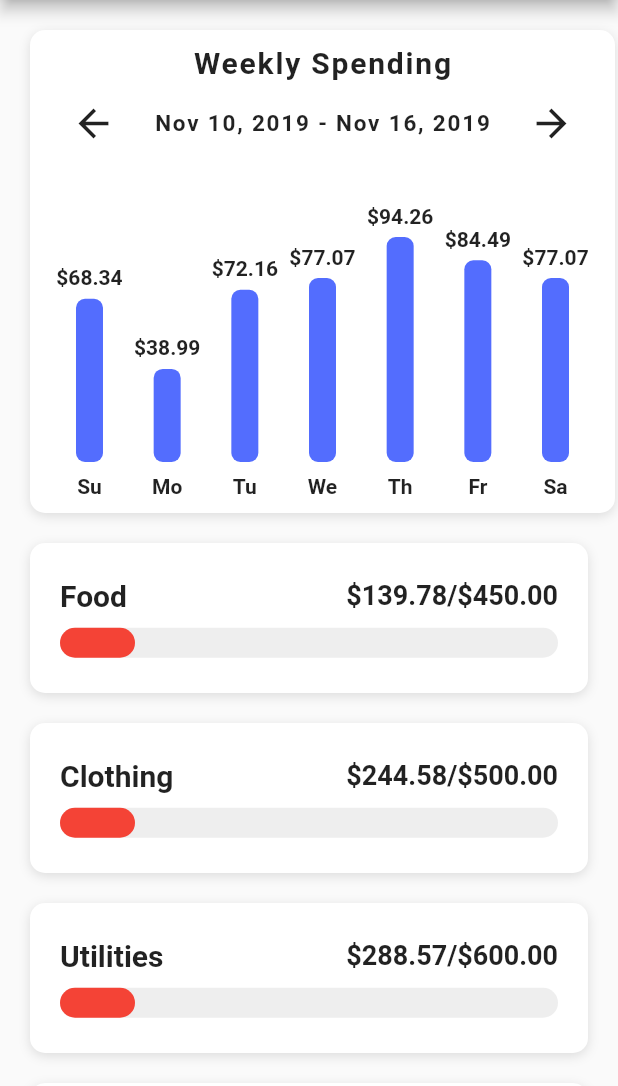
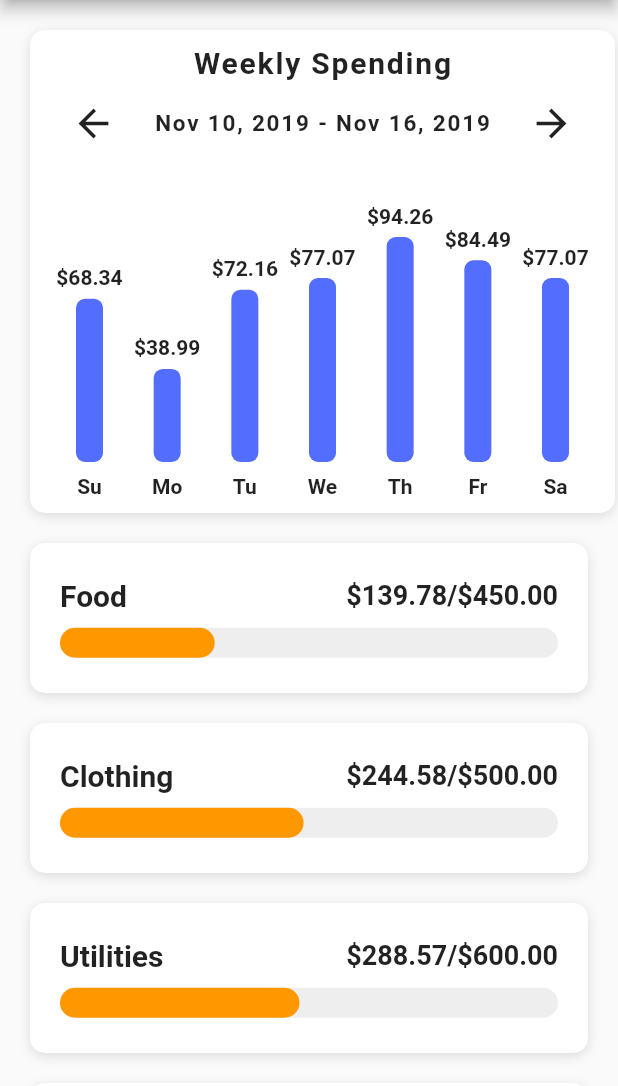
Before and after one commit to ahsanahmedkhan/flutter-budget-app, a Flutter app: the screen it shows after launch, after a tap on the "add" icon, on a phone screen of 412 x 824 dp, the part 150-1236 px from its top. Run offline on Flutter 3.47's test engine with Material 2 defaults, Android fonts, the phone set to English and light mode, and no system bars.

```diff
--- a/lib/helpers/color_helper.dart
+++ b/lib/helpers/color_helper.dart
@@ -1,7 +1,7 @@
 import 'package:flutter/material.dart';
 
 Color getColor(BuildContext context, double percent) {
-  if(percent >= 0.05){
+  if(percent >= 0.50){
     return Theme.of(context).primaryColor;
   }
   else if(percent >= 0.25){
--- a/lib/screens/home_screen.dart
+++ b/lib/screens/home_screen.dart
@@ -1,7 +1,9 @@
 import 'package:flutter/material.dart';
 import 'package:flutter_budget_app/data/data.dart';
+import 'package:flutter_budget_app/helpers/color_helper.dart';
 import 'package:flutter_budget_app/models/category_model.dart';
 import 'package:flutter_budget_app/models/expense_model.dart';
+import 'package:flutter_budget_app/screens/category_screen.dart';
 import 'package:flutter_budget_app/widgets/bar_chart.dart';
 
 class HomeScreen extends StatefulWidget {
@@ -10,8 +12,14 @@ class HomeScreen extends StatefulWidget {
 }
 
 class _HomeScreenState extends State<HomeScreen> {
+
       _buildCategory(Category category, double totalAmountSpent){
-        return Container(
+        return GestureDetector(onTap: () => Navigator.push(context,
+          MaterialPageRoute(
+            builder: (_) => CategoryScreen(category: category),
+        ),
+       ),
+          child: Container(
             margin: EdgeInsets.symmetric(horizontal: 20.0, vertical: 10.0),
             padding: EdgeInsets.all(20.0),
             height: 100.0,
@@ -50,19 +58,27 @@ class _HomeScreenState extends State<HomeScreen> {
                 LayoutBuilder(
                   builder: (BuildContext context, BoxConstraints constraints){
                     final double maxBarWidth = constraints.maxWidth;
-                 // final double percent = (category.maxAmount = totalAmountSpent) / category.maxAmount;
-                  //double barWidth = percent * maxBarWidth;
+                    final double percent = (category.maxAmount - totalAmountSpent) / category.maxAmount;
+                    double barWidth = percent * maxBarWidth;
+
+                    if(barWidth < 0) {
+                      barWidth = 0;
+                    }
                   return Stack(
                     children: <Widget>[
                       Container(
                         height: 20.0,
-                      decoration: BoxDecoration(color: Colors.grey[200], borderRadius: BorderRadius.circular(15.0),
+                        decoration: BoxDecoration(
+                          color: Colors.grey[200],
+                          borderRadius: BorderRadius.circular(15.0),
                         ),
                       ),
                       Container(
                         height: 20.0,
-                      width: 50.0,
-                      decoration: BoxDecoration(color: Colors.red, borderRadius: BorderRadius.circular(15.0),
+                        width: barWidth,
+                        decoration: BoxDecoration(
+                          color: getColor(context, percent),
+                          borderRadius: BorderRadius.circular(15.0),
                         ),
                       ),
 
@@ -71,6 +87,7 @@ class _HomeScreenState extends State<HomeScreen> {
                  }, //Builder
                 ),
               ],
+            ),
           ),
         );
       }
```
Also changed, not shown: lib/screens/category_screen.dart (added, +28 -0 lines). Lines whose indentation alone changed are shown as unchanged.
